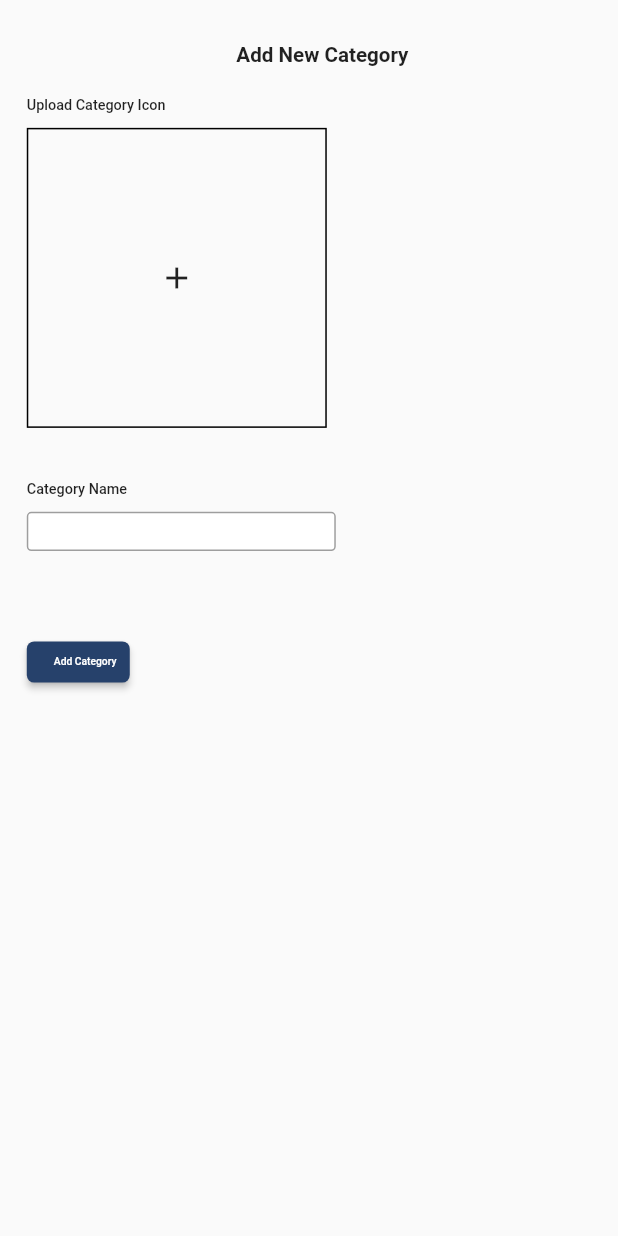
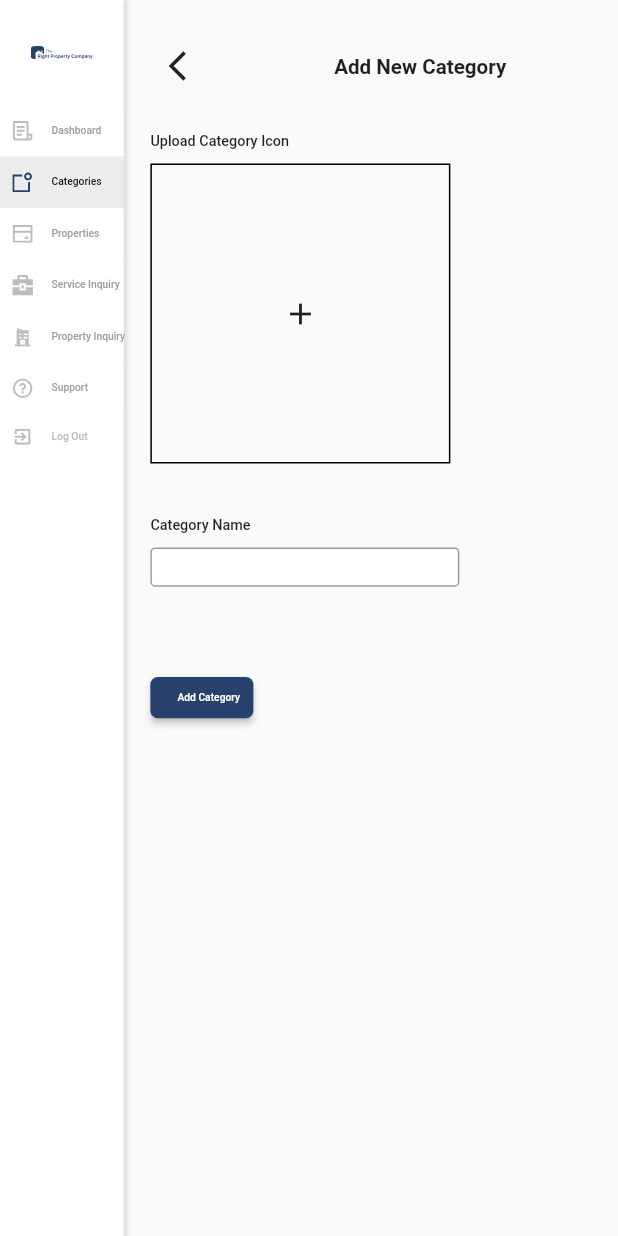
Before and after one commit to ParthNPatel/property_admin_penal, a Flutter app: the HomePage screen opened by its route, after a tap on "Categories", after a tap on "Add New Category", on a phone screen of 412 x 824 dp. Run offline on Flutter 3.47's test engine with Material 2 defaults, Android fonts, the phone set to English and light mode, and no system bars; our stand-ins replace cloud_firestore, file_picker, firebase_auth, firebase_core, firebase_storage, flutter_svg and 7 more; accounts and stored records are empty; Roboto replaces fonts that are missing (DMSans-Regular).

Commit message:
added functions(28-10-22).

```diff
--- /dev/null
+++ b/lib/controller/handle_screen_controller.dart
@@ -0,0 +1,28 @@
+import 'package:get/get.dart';
+
+class HandleScreenController extends GetxController {
+  bool isTapped = false;
+  bool isTapped1 = false;
+  bool isTapped2 = false;
+  bool isTapped3 = false;
+
+  void changeTapped(bool value) {
+    isTapped = value;
+    update();
+  }
+
+  void changeTapped1(bool value) {
+    isTapped1 = value;
+    update();
+  }
+
+  void changeTapped2(bool value) {
+    isTapped2 = value;
+    update();
+  }
+
+  void changeTapped3(bool value) {
+    isTapped3 = value;
+    update();
+  }
+}
--- a/lib/main.dart
+++ b/lib/main.dart
@@ -4,6 +4,7 @@ import 'package:get/get.dart';
 import 'package:get_storage/get_storage.dart';
 import 'package:property/auth/views/signUp_view.dart';
 import 'package:property/controller/edit_category_controller.dart';
+import 'package:property/controller/handle_screen_controller.dart';
 import 'package:property/view/add_property_screen.dart';
 import 'package:property/view/edit_property_screen.dart';
 import 'package:property/view/home_page.dart';
@@ -76,5 +77,6 @@ class BaseBindings extends Bindings {
     Get.lazyPut(() => EditPropertyController(), fenix: true);
     Get.lazyPut(() => EditCategoryController(), fenix: true);
     Get.lazyPut(() => SimpleUIController(), fenix: true);
+    Get.lazyPut(() => HandleScreenController(), fenix: true);
   }
 }
--- a/lib/view/add_category_screen.dart
+++ b/lib/view/add_category_screen.dart
@@ -9,6 +9,7 @@ import 'package:sizer/sizer.dart';
 import '../components/common_widget.dart';
 import '../constant/color_const.dart';
 import '../constant/text_styel.dart';
+import '../controller/handle_screen_controller.dart';
 
 class AddCategoryScreen extends StatefulWidget {
   const AddCategoryScreen({Key? key}) : super(key: key);
@@ -27,22 +28,32 @@ class _AddCategoryScreenState extends State<AddCategoryScreen> {
 
   @override
   Widget build(BuildContext context) {
-    return WillPopScope(
-      onWillPop: () {
-        Get.back();
-        return new Future(() => true);
-      },
-      child: Scaffold(
-        body: Padding(
-          padding: EdgeInsets.only(top: 6.sp, left: 13.sp),
-          child: SingleChildScrollView(
+    return Flexible(
+      flex: 8,
+      child: Padding(
+        padding: EdgeInsets.only(left: 13.sp),
         child: Column(
           crossAxisAlignment: CrossAxisAlignment.start,
           children: [
             CommonWidget.commonSizedBox(height: 20),
+            Row(
+              mainAxisAlignment: MainAxisAlignment.spaceBetween,
+              children: [
+                GetBuilder<HandleScreenController>(
+                  builder: (controller) => IconButton(
+                    onPressed: () {
+                      controller.changeTapped2(false);
+                    },
+                    icon: Icon(Icons.arrow_back_ios),
+                  ),
+                ),
+                Spacer(),
                 Center(
                   child: CommonText.textBoldWight700(
                       text: 'Add New Category', fontSize: 10.sp),
+                ),
+                Spacer(),
+              ],
             ),
             CommonWidget.commonSizedBox(height: 20),
             CommonText.textBoldWight500(
@@ -161,8 +172,6 @@ class _AddCategoryScreenState extends State<AddCategoryScreen> {
           ],
         ),
       ),
-        ),
-      ),
     );
   }
 
--- a/lib/view/categories_screen.dart
+++ b/lib/view/categories_screen.dart
@@ -9,6 +9,7 @@ import '../components/category_shimmer.dart';
 import '../components/common_widget.dart';
 import '../constant/color_const.dart';
 import '../constant/text_styel.dart';
+import '../controller/handle_screen_controller.dart';
 import '../responsive/responsive.dart';
 
 class CategoriesScreen extends StatefulWidget {
@@ -25,6 +26,8 @@ class _CategoriesScreenState extends State<CategoriesScreen> {
 
   EditCategoryController editCategoryController = Get.find();
 
+  HandleScreenController handleScreenController = Get.find();
+
   @override
   Widget build(BuildContext context) {
     return Flexible(
@@ -37,7 +40,6 @@ class _CategoriesScreenState extends State<CategoriesScreen> {
             mainAxisAlignment: MainAxisAlignment.start,
             children: [
               searchBar(context),
-
               Expanded(
                 child: SingleChildScrollView(
                   child: Column(
@@ -68,7 +70,7 @@ class _CategoriesScreenState extends State<CategoriesScreen> {
           if (searchText.isNotEmpty) {
             categories = categories.where((element) {
               return element
-                  .get('category_nam  e')
+                  .get('category_name')
                   .toString()
                   .toLowerCase()
                   .contains(searchText.toLowerCase());
@@ -84,7 +86,7 @@ class _CategoriesScreenState extends State<CategoriesScreen> {
                 crossAxisCount: Responsive.isDesktop(context) ? 5 : 3,
                 crossAxisSpacing: 15,
                 mainAxisSpacing: 10,
-                mainAxisExtent: 350
+                mainAxisExtent: 300
                 //hildAspectRatio:
                 //Responsive.isDesktop(context) ? 2 / 2.4 : 2 / 2.9,
                 ),
@@ -116,24 +118,29 @@ class _CategoriesScreenState extends State<CategoriesScreen> {
                     Positioned(
                       top: 4.sp,
                       right: 16.sp,
-                      child: CircleAvatar(
+                      child: GetBuilder<HandleScreenController>(
+                        builder: (controller) => CircleAvatar(
                           radius: 15,
                           backgroundColor: Colors.white,
                           child: InkWell(
                             onTap: () {
+                              controller.changeTapped3(true);
+
                               editCategoryController.addCategoryData(
                                 docId: categories[index].id,
-                              categoryName: categories[index]['category_name'],
+                                categoryName: categories[index]
+                                    ['category_name'],
                                 categoryImage: categories[index]
                                     ['category_image'],
                               );
 
-                            Get.to(() => EditCategoryScreen());
+                              //Get.to(() => EditCategoryScreen());
                             },
                             child: Icon(
                               Icons.edit,
                               size: 20,
                               color: CommonColor.greyColor838589,
+                            ),
                           ),
                         ),
                       ),
@@ -230,12 +237,15 @@ class _CategoriesScreenState extends State<CategoriesScreen> {
             ),
           ),
           Spacer(),
-          CommonWidget.commonButton(
+          GetBuilder<HandleScreenController>(
+            builder: (controller) => CommonWidget.commonButton(
                 onTap: () {
-                Get.to(() => AddCategoryScreen());
+                  controller.changeTapped2(true);
+                  //Navigator.pushNamed(context, '/AddProperty');
                 },
                 text: "Add New Category",
                 radius: 40),
+          ),
           SizedBox(
             width: 6.sp,
           ),
--- a/lib/view/home_page.dart
+++ b/lib/view/home_page.dart
@@ -1,5 +1,10 @@
 import 'package:flutter/material.dart';
 import 'package:property/auth/views/login_view.dart';
+import 'package:property/controller/handle_screen_controller.dart';
+import 'package:property/view/add_category_screen.dart';
+import 'package:property/view/add_property_screen.dart';
+import 'package:property/view/edit_category_screen.dart';
+import 'package:property/view/edit_property_screen.dart';
 import 'package:property/view/property_inquiry_screen.dart';
 import 'package:property/view/service_inquiry_screen.dart';
 import 'package:sizer/sizer.dart';
@@ -23,6 +28,8 @@ class HomePage extends StatefulWidget {
 class _HomePageState extends State<HomePage> {
   final searchController = TextEditingController();
 
+  HandleScreenController controller = Get.find();
+
   List<Map<String, dynamic>> items = [
     {'name': "Dashboard", 'image': 'assets/images/dashboard.svg'},
     {'name': "Categories", 'image': 'assets/images/inbox.svg'},
@@ -33,6 +40,7 @@ class _HomePageState extends State<HomePage> {
   ];
 
   int selected = 0;
+
   final globalKey = GlobalKey<ScaffoldState>();
 
   @override
@@ -41,7 +49,8 @@ class _HomePageState extends State<HomePage> {
       key: globalKey,
       // drawer:
       //     Responsive.isDesktop(context) ? SizedBox() : drawerWidget(context),
-      body: Row(
+      body: GetBuilder<HandleScreenController>(
+        builder: (controller) => Row(
           children: [
             Flexible(
               flex: 2,
@@ -152,8 +161,8 @@ class _HomePageState extends State<HomePage> {
                             ),
                             TextButton(
                               onPressed: () {
-                              EmailAuth.logOut()
-                                  .then((value) => Get.off(() => LoginView()));
+                                EmailAuth.logOut().then(
+                                    (value) => Get.off(() => LoginView()));
                                 Get.back();
                               },
                               child: Text('YES'),
@@ -189,9 +198,17 @@ class _HomePageState extends State<HomePage> {
             selected == 0
                 ? DashBoardScreen()
                 : selected == 1
-                  ? CategoriesScreen()
+                    ? controller.isTapped2 == true
+                        ? AddCategoryScreen()
+                        : controller.isTapped3 == true
+                            ? EditCategoryScreen()
+                            : CategoriesScreen()
                     : selected == 2
-                      ? PropertiesScreen()
+                        ? controller.isTapped == true
+                            ? AddPropertyScreen()
+                            : controller.isTapped1 == true
+                                ? EditPropertyScreen()
+                                : PropertiesScreen()
                         : selected == 3
                             ? ServiceInquiryScreen()
                             : selected == 4
@@ -211,6 +228,7 @@ class _HomePageState extends State<HomePage> {
                                     ],
                                   )
           ],
+        ),
       ),
     );
   }
```
Also changed, not shown: lib/view/add_property_screen.dart (+23 -15 lines), lib/view/edit_category_screen.dart (+22 -16 lines), lib/view/edit_property_screen.dart (+30 -19 lines), lib/view/properties_screen.dart (+23 -9 lines), lib/view/service_inquiry_screen.dart (+59 -1 lines). Lines whose indentation alone changed are shown as unchanged.
